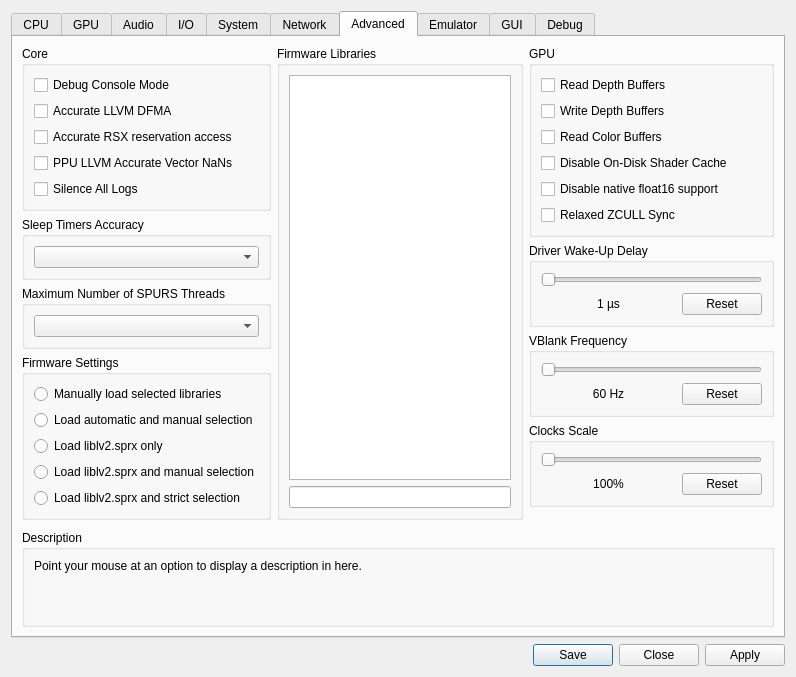
Qt form rpcs3/rpcs3qt/settings_dialog.ui (RPCS3/rpcs3) before a commit.
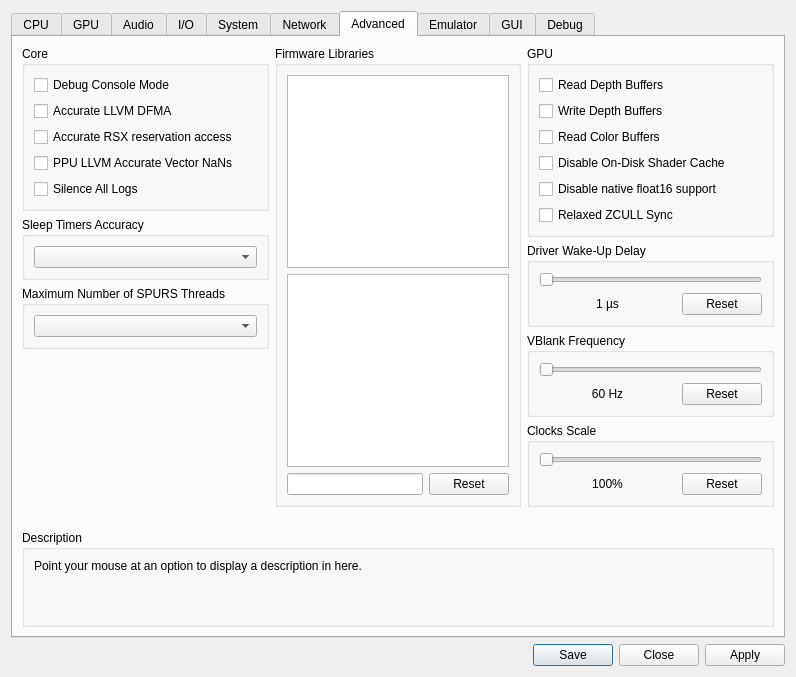
The same form after that commit. The open tabs and pages were chosen to show the change. Icons and pictures are not drawn.

Commit message: Firmware libraries settings overhaul

```diff
--- a/rpcs3/rpcs3qt/settings_dialog.ui
+++ b/rpcs3/rpcs3qt/settings_dialog.ui
@@ -1904,86 +1904,6 @@
              </layout>
             </widget>
            </item>
-           <item>
-            <widget class="QGroupBox" name="gb_lib_settings">
-             <property name="sizePolicy">
-              <sizepolicy hsizetype="Preferred" vsizetype="Preferred">
-               <horstretch>0</horstretch>
-               <verstretch>0</verstretch>
-              </sizepolicy>
-             </property>
-             <property name="title">
-              <string>Firmware Settings</string>
-             </property>
-             <layout class="QVBoxLayout" name="lib_settings_layout">
-              <item>
-               <widget class="QRadioButton" name="lib_manu">
-                <property name="sizePolicy">
-                 <sizepolicy hsizetype="Expanding" vsizetype="Preferred">
-                  <horstretch>0</horstretch>
-                  <verstretch>0</verstretch>
-                 </sizepolicy>
-                </property>
-                <property name="text">
-                 <string notr="true">Manually load selected libraries</string>
-                </property>
-               </widget>
-              </item>
-              <item>
-               <widget class="QRadioButton" name="lib_both">
-                <property name="sizePolicy">
-                 <sizepolicy hsizetype="Expanding" vsizetype="Preferred">
-                  <horstretch>0</horstretch>
-                  <verstretch>0</verstretch>
-                 </sizepolicy>
-                </property>
-                <property name="text">
-                 <string notr="true">Load automatic and manual selection</string>
-                </property>
-               </widget>
-              </item>
-              <item>
-               <widget class="QRadioButton" name="lib_lv2">
-                <property name="sizePolicy">
-                 <sizepolicy hsizetype="Expanding" vsizetype="Preferred">
-                  <horstretch>0</horstretch>
-                  <verstretch>0</verstretch>
-                 </sizepolicy>
-                </property>
-                <property name="text">
-                 <string notr="true">Load liblv2.sprx only</string>
-                </property>
-               </widget>
-              </item>
-              <item>
-               <widget class="QRadioButton" name="lib_lv2b">
-                <property name="sizePolicy">
-                 <sizepolicy hsizetype="Expanding" vsizetype="Preferred">
-                  <horstretch>0</horstretch>
-                  <verstretch>0</verstretch>
-                 </sizepolicy>
-                </property>
-                <property name="text">
-                 <string notr="true">Load liblv2.sprx and manual selection</string>
-                </property>
-               </widget>
-              </item>
-              <item>
-               <widget class="QRadioButton" name="lib_lv2l">
-                <property name="sizePolicy">
-                 <sizepolicy hsizetype="Expanding" vsizetype="Preferred">
-                  <horstretch>0</horstretch>
-                  <verstretch>0</verstretch>
-                 </sizepolicy>
-                </property>
-                <property name="text">
-                 <string notr="true">Load liblv2.sprx and strict selection</string>
-                </property>
-               </widget>
-              </item>
-             </layout>
-            </widget>
-           </item>
            <item>
             <spacer name="advancedTabSpacerLeft">
              <property name="orientation">
@@ -2013,6 +1933,22 @@
               <string>Firmware Libraries</string>
              </property>
              <layout class="QVBoxLayout" name="gb_libs_layout">
+              <item>
+               <widget class="QListWidget" name="hleList">
+                <property name="sizePolicy">
+                 <sizepolicy hsizetype="Preferred" vsizetype="Preferred">
+                  <horstretch>0</horstretch>
+                  <verstretch>0</verstretch>
+                 </sizepolicy>
+                </property>
+                <property name="selectionMode">
+                 <enum>QAbstractItemView::ExtendedSelection</enum>
+                </property>
+                <property name="viewMode">
+                 <enum>QListView::ListMode</enum>
+                </property>
+               </widget>
+              </item>
               <item>
                <widget class="QListWidget" name="lleList">
                 <property name="sizePolicy">
@@ -2030,14 +1966,25 @@
                </widget>
               </item>
               <item>
-               <widget class="QLineEdit" name="searchBox">
-                <property name="sizePolicy">
-                 <sizepolicy hsizetype="Preferred" vsizetype="Fixed">
-                  <horstretch>0</horstretch>
-                  <verstretch>0</verstretch>
-                 </sizepolicy>
+               <layout class="QHBoxLayout" name="gb_lleLibs_layout" stretch="1,0">
+                <property name="spacing">
+                 <number>6</number>
                 </property>
-               </widget>
+                <property name="sizeConstraint">
+                 <enum>QLayout::SetNoConstraint</enum>
+                </property>
+                <item>
+                 <widget class="QLineEdit" name="searchBox">
+                 </widget>
+                </item>
+                <item>
+                 <widget class="QPushButton" name="resetLleList">
+                  <property name="text">
+                   <string>Reset</string>
+                  </property>
+                 </widget>
+                </item>
+               </layout>
               </item>
              </layout>
             </widget>
```
The commit also changes 11 other files.
